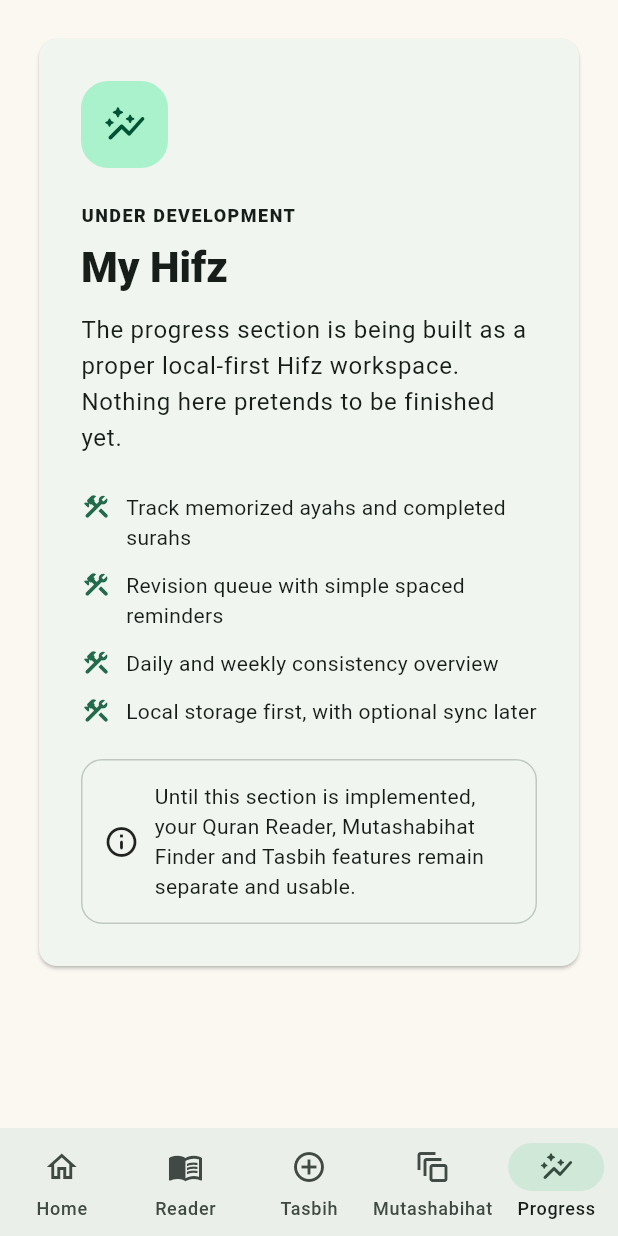
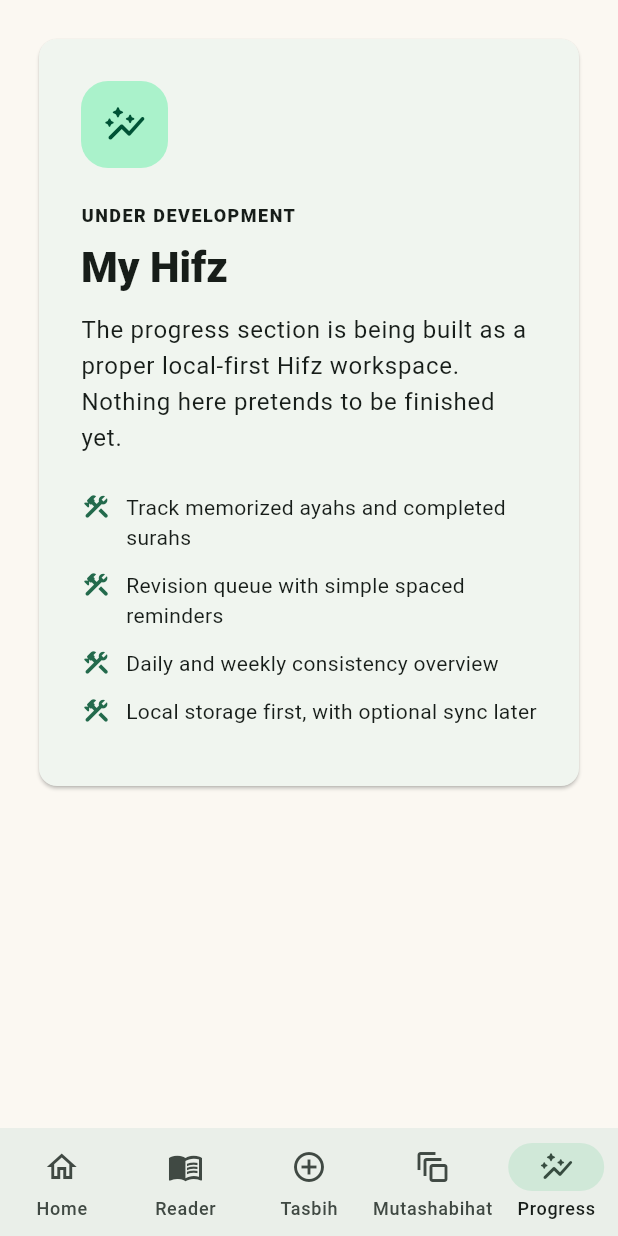
Before and after one commit to shahudtaha08-source/Hifz-companion, a Flutter app: the screen it shows after launch, item 5 of the bottom bar chosen, on a phone screen of 412 x 824 dp. Run offline on Flutter 3.47's test engine with Material 3 defaults, Android fonts, the light colour scheme and no system bars; our stand-ins replace flutter_svg, just_audio, shared_preferences; network calls fail.

Commit message:
Add in-app dark mode toggle to mobile application

```diff
--- a/flutter_app/lib/main.dart
+++ b/flutter_app/lib/main.dart
@@ -8,8 +8,23 @@ import 'features/tasbih/tasbih_page.dart';
 
 void main() => runApp(const NuurPathApp());
 
-class NuurPathApp extends StatelessWidget {
+class NuurPathApp extends StatefulWidget {
   const NuurPathApp({super.key});
+
+  @override
+  State<NuurPathApp> createState() => _NuurPathAppState();
+}
+
+class _NuurPathAppState extends State<NuurPathApp> {
+  ThemeMode _themeMode = ThemeMode.system;
+
+  void _toggleTheme() {
+    setState(() {
+      final platformDark = WidgetsBinding.instance.platformDispatcher.platformBrightness == Brightness.dark;
+      final currentlyDark = _themeMode == ThemeMode.dark || (_themeMode == ThemeMode.system && platformDark);
+      _themeMode = currentlyDark ? ThemeMode.light : ThemeMode.dark;
+    });
+  }
 
   @override
   Widget build(BuildContext context) {
@@ -18,14 +33,15 @@ class NuurPathApp extends StatelessWidget {
       title: 'Nuur Path',
       theme: AppTheme.light,
       darkTheme: AppTheme.dark,
-      themeMode: ThemeMode.system,
-      home: const AppShell(),
+      themeMode: _themeMode,
+      home: AppShell(onToggleTheme: _toggleTheme),
     );
   }
 }
 
 class AppShell extends StatefulWidget {
-  const AppShell({super.key});
+  const AppShell({super.key, required this.onToggleTheme});
+  final VoidCallback onToggleTheme;
 
   @override
   State<AppShell> createState() => _AppShellState();
@@ -38,7 +54,7 @@ class _AppShellState extends State<AppShell> {
   @override
   Widget build(BuildContext context) {
     final pages = [
-      HomePage(onNavigate: _navigate),
+      HomePage(onNavigate: _navigate, onToggleTheme: widget.onToggleTheme),
       const QuranReaderPage(),
       const TasbihPage(),
       const MutashabihatPage(),
@@ -129,16 +145,6 @@ class _ConstructionPage extends StatelessWidget {
                         ],
                       ),
                     )),
-                    const SizedBox(height: 10),
-                    Container(
-                      padding: const EdgeInsets.all(14),
-                      decoration: BoxDecoration(border: Border.all(color: scheme.outlineVariant), borderRadius: BorderRadius.circular(14)),
-                      child: Row(children: [
-                        const Icon(Icons.info_outline_rounded),
-                        const SizedBox(width: 10),
-                        Expanded(child: Text('Until this section is implemented, your Quran Reader, Mutashabihat Finder and Tasbih features remain separate and usable.')),
-                      ]),
-                    ),
                   ],
                 ),
               ),
```
